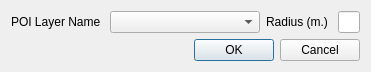
Old version of the form Azenqos/calculate_poi_dialog.ui in the repository meritechsolutions/azenqos_qgis_plugin.
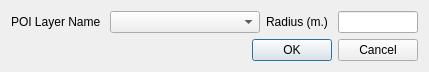
New version of the form.

What changed in the file:
```diff
--- a/Azenqos/calculate_poi_dialog.ui
+++ b/Azenqos/calculate_poi_dialog.ui
@@ -6,7 +6,7 @@
    <rect>
     <x>0</x>
     <y>0</y>
-    <width>321</width>
+    <width>361</width>
     <height>54</height>
    </rect>
   </property>
@@ -42,9 +42,15 @@
      </item>
      <item>
       <widget class="QLineEdit" name="radiusLineEdit">
+       <property name="minimumSize">
+        <size>
+         <width>80</width>
+         <height>0</height>
+        </size>
+       </property>
        <property name="maximumSize">
         <size>
-         <width>100</width>
+         <width>16777215</width>
          <height>16777215</height>
         </size>
        </property>
```
